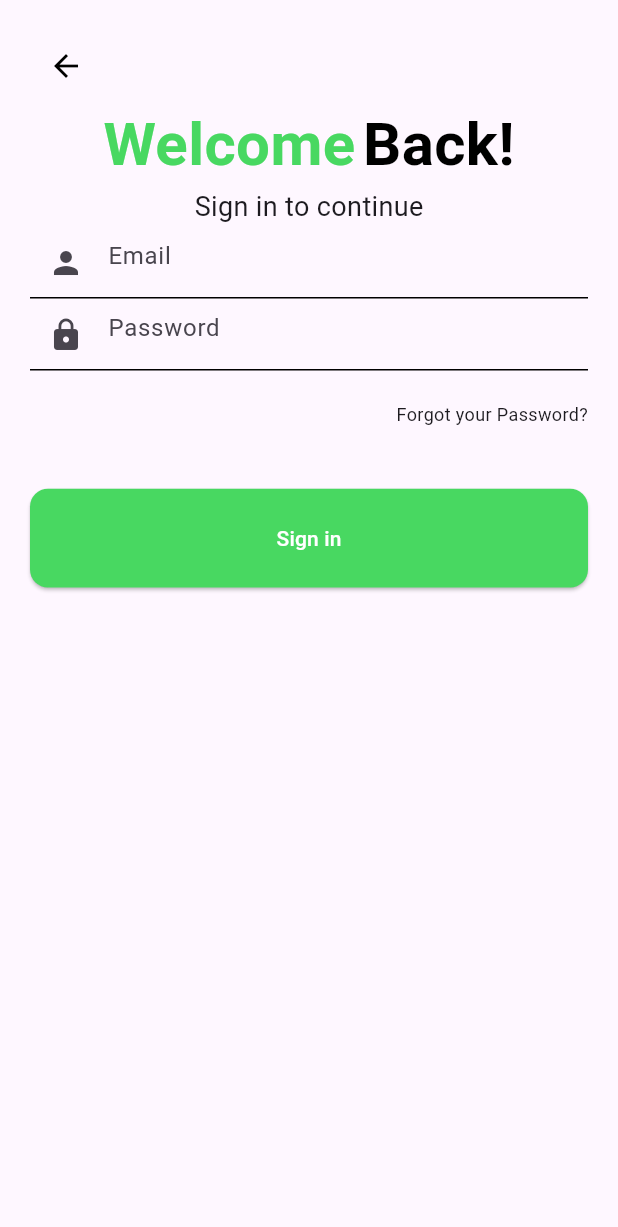
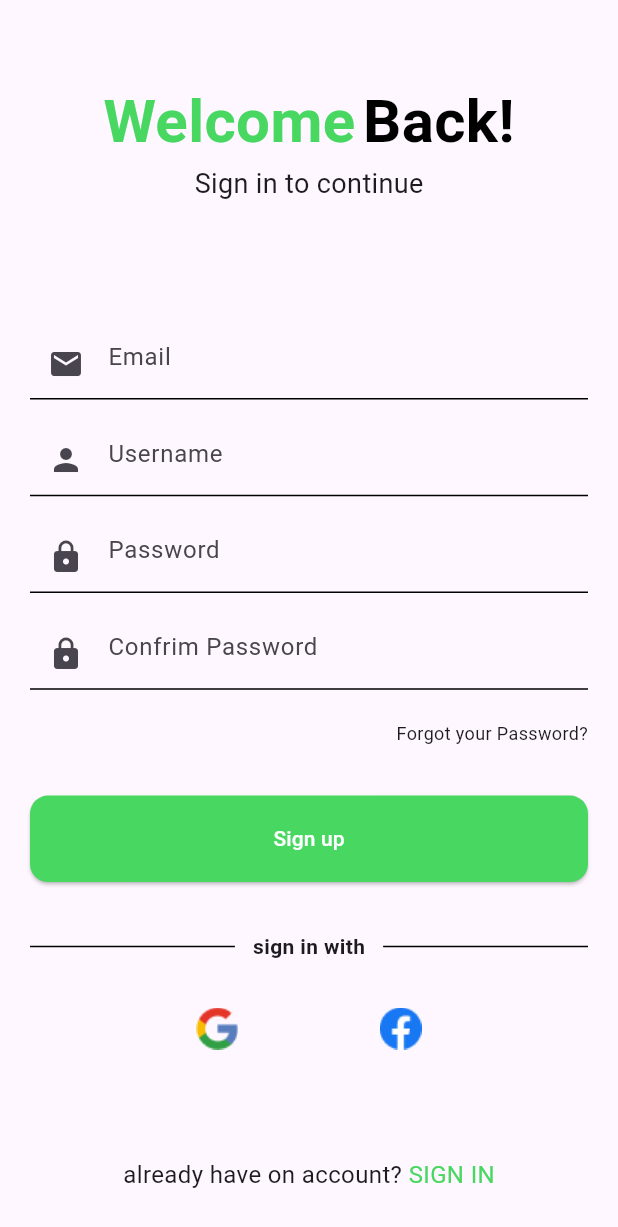
Before and after one commit to haedaraifan/pas-mobile-2023, a Flutter app: the screen it shows after launch, after a tap on "Sign up", on a phone screen of 412 x 824 dp. Shown: the top 1227 px of the screen. Run offline on Flutter 3.47's test engine with Material 2 defaults, Android fonts, the phone set to English and light mode, and no system bars; our stand-ins replace get; network calls fail.

Commit message:
fix [MA] login register page structure

```diff
--- a/lib/common/routes/route_name.dart
+++ b/lib/common/routes/route_name.dart
@@ -2,5 +2,6 @@ abstract class RouteName {
   static const splash = "/splash";
   static const getStarted = "/get-started";
   static const login = "/login";
+  static const register = "/register";
   static const home = "/home";
 }
--- a/lib/common/routes/routes.dart
+++ b/lib/common/routes/routes.dart
@@ -3,6 +3,7 @@ import 'package:pas_mobile_2023/pages/get_started_page/get_started.dart';
 import 'package:pas_mobile_2023/pages/home_page/home_binding.dart';
 import 'package:pas_mobile_2023/pages/home_page/home_page.dart';
 import 'package:pas_mobile_2023/pages/login_page/login_page.dart';
+import 'package:pas_mobile_2023/pages/register_page/register_page.dart';
 import 'package:pas_mobile_2023/pages/splash_screen/splash_binding.dart';
 import 'package:pas_mobile_2023/pages/splash_screen/splash_screen.dart';
 import 'package:pas_mobile_2023/common/routes/route_name.dart';
@@ -22,6 +23,10 @@ List<GetPage> pageRoutes = [
     page: () => LoginPage(),
   ),
   GetPage(
+    name: RouteName.register,
+    page: () => RegisterPage(),
+  ),
+  GetPage(
     name: RouteName.home,
     page: () => HomePage(),
     binding: HomeBinding()
--- a/lib/common/widget/input.dart
+++ b/lib/common/widget/input.dart
@@ -7,7 +7,7 @@ class Input extends StatelessWidget {
   const Input({
     required this.hint,
     required this.controller,
-    required this.icon
+    required this.icon,
 });
 
   @override
--- a/lib/pages/get_started_page/get_started.dart
+++ b/lib/pages/get_started_page/get_started.dart
@@ -1,6 +1,5 @@
 import 'package:flutter/material.dart';
 import 'package:get/get.dart';
-import 'package:get/get_core/src/get_main.dart';
 import 'package:pas_mobile_2023/common/routes/route_name.dart';
 import 'package:pas_mobile_2023/common/widget/button.dart';
 
@@ -29,15 +28,17 @@ class _GetStartedState extends State<GetStarted> {
                 children: [
                   Image.asset(
                     'images/iconG.png',
-                    width: 100,
-                    height: 100,
-                  ),
-                  Image.asset(
-                    'images/iconT.png',
-                    width: 200,
+                    width: 150,
                     height: 150,
                   ),
-                  Text('Brewing Happiness, One Cup at a Time.',style: TextStyle(fontSize: 16,fontWeight: FontWeight.w400),),
+                  Container(
+                    child: Image.asset(
+                      'images/iconT.png',
+                      width: 200,
+                      height: 150,
+                    ),
+                  ),
+                  Container(child: Text('Brewing Happiness, One Cup at a Time.',style: TextStyle(fontSize: 16,fontWeight: FontWeight.w400),)),
                 ],
               ),
               Column(
@@ -55,7 +56,7 @@ class _GetStartedState extends State<GetStarted> {
                   SizedBox(height: size.height*0.03,),
                   Button(
                       onPressed: () {
-                        Get.toNamed(RouteName.login);
+                        Get.toNamed(RouteName.register);
                       },
                       width: size.width * 1,
                       height: size.height * 0.08,
--- a/lib/pages/login_page/login_page.dart
+++ b/lib/pages/login_page/login_page.dart
@@ -1,6 +1,5 @@
 import 'package:flutter/material.dart';
 import 'package:get/get.dart';
-import 'package:get/get_core/src/get_main.dart';
 import 'package:pas_mobile_2023/common/routes/route_name.dart';
 import 'package:pas_mobile_2023/common/widget/button.dart';
 import 'package:pas_mobile_2023/common/widget/input.dart';
@@ -23,17 +22,7 @@ class _LoginPageState extends State<LoginPage> {
         padding: const EdgeInsets.all(20.0),
         child: Column(
           children: [
-            Row(
-              children: [
-                IconButton(onPressed: () {
-                  Get.toNamed(RouteName.getStarted);
-                }, icon: Icon(Icons.arrow_back,color: Colors.black,),color: Color(0xfff1f1f1),)
-              ],
-            ),
-            Column(
-              mainAxisAlignment: MainAxisAlignment.center,
-              crossAxisAlignment: CrossAxisAlignment.center,
-              children: [
+            SizedBox(height: size.height*0.1,),
             Row(
               crossAxisAlignment: CrossAxisAlignment.center,
               mainAxisAlignment: MainAxisAlignment.center,
@@ -45,7 +34,9 @@ class _LoginPageState extends State<LoginPage> {
               ],
             ),
             Text("Sign in to continue",style: TextStyle(fontSize: 18),),
+            SizedBox(height: size.height*0.2,),
             Input(hint: "Email", controller: ctrUsername, icon: Icon(Icons.person)),
+            SizedBox(height: size.height*0.02,),
             Input(hint: "Password", controller: ctrPassword, icon: Icon(Icons.lock)),
             SizedBox(height: size.height*0.025,),
             Row(
@@ -54,10 +45,32 @@ class _LoginPageState extends State<LoginPage> {
                 Text("Forgot your Password?",style: TextStyle(fontSize: 12),)
               ],
             ),
-                SizedBox(height: size.height*0.05,),
-                Button(text: "Sign in", colorB: Color(0xff48d861), colorT: Colors.white, height: size.height*0.08, width: size.width*1, onPressed: () {
+            SizedBox(height: size.height*0.04,),
+            Button(text: "Sign in", colorB: Color(0xff48d861), colorT: Colors.white, height: size.height*0.07, width: size.width*1, onPressed: () {
               Get.offNamed(RouteName.home);
-                },)
+            },),
+            SizedBox(height: size.height*0.04,),
+            Row(
+              children: [
+                Expanded(child: Container(height: 1,decoration: BoxDecoration(color: Colors.black),)),
+                Container(margin: EdgeInsets.only(left: 12,right: 12),child: Text("sign in with",style: TextStyle(fontWeight: FontWeight.w600,fontSize: 14),)),
+                Expanded(child: Container(height: 1,decoration: BoxDecoration(color: Colors.black),)),
+              ],
+            ),
+            SizedBox(height: size.height*0.03,),
+            Row(
+              mainAxisAlignment: MainAxisAlignment.center,
+              children: [
+              Image.asset("images/google.png",width: 40,height: 40,),
+              SizedBox(width: size.width*0.2,),
+              Image.asset("images/facebook.png",width: 40,height: 40,),
+            ],),
+            SizedBox(height: size.height*0.08,),
+            Row(
+              mainAxisAlignment: MainAxisAlignment.center,
+              children: [
+                Text("don’t have account? ",style: TextStyle(fontSize: 16),),
+                Text("Sign Up",style: TextStyle(color: Color(0xff48d861),fontSize: 16),)
               ],
             )
           ],
--- /dev/null
+++ b/lib/pages/register_page/register_page.dart
@@ -0,0 +1,98 @@
+import 'package:flutter/material.dart';
+import 'package:get/get.dart';
+import 'package:pas_mobile_2023/common/routes/route_name.dart';
+import '../../common/widget/button.dart';
+import '../../common/widget/input.dart';
+
+class RegisterPage extends StatefulWidget {
+  const RegisterPage({Key? key}) : super(key: key);
+
+  @override
+  State<RegisterPage> createState() => _RegisterPageState();
+}
+
+class _RegisterPageState extends State<RegisterPage> {
+  bool _obscureText = false;
+  void _togglePasswordVisibility() {
+    setState(() {
+      _obscureText = !_obscureText;
+    });
+  }
+
+  @override
+  Widget build(BuildContext context) {
+    final TextEditingController ctrUsername = TextEditingController();
+    final TextEditingController ctrPassword = TextEditingController();
+    final TextEditingController ctrConfrimPass = TextEditingController();
+    final TextEditingController ctrEmail = TextEditingController();
+    final size = MediaQuery.of(context).size;
+    return Scaffold(
+      body: Padding(
+        padding: const EdgeInsets.all(20.0),
+        child: Container(
+          width: size.width*1,
+          height: size.height*1,
+          child: Column(
+            children: [
+              SizedBox(height: size.height*0.04,),
+              Row(
+                crossAxisAlignment: CrossAxisAlignment.center,
+                mainAxisAlignment: MainAxisAlignment.center,
+                children: [
+                  Text("Welcome",style: TextStyle(fontSize: 40,fontWeight: FontWeight.bold,color: Color(
+                      0xff48d861)),),
+                  SizedBox(width: 5,),
+                  Text("Back!",style: TextStyle(fontSize: 40,fontWeight: FontWeight.bold,color: Colors.black),)
+                ],
+              ),
+              Text("Sign in to continue",style: TextStyle(fontSize: 18),),
+              SizedBox(height: size.height*0.1,),
+              Input(hint: "Email", controller: ctrEmail, icon: Icon(Icons.email)),
+              SizedBox(height: size.height*0.02,),
+              Input(hint: "Username", controller: ctrUsername, icon: Icon(Icons.person)),
+              SizedBox(height: size.height*0.02,),
+              Input(hint: "Password", controller: ctrPassword, icon: Icon(Icons.lock), ),
+              SizedBox(height: size.height*0.02,),
+              Input(hint: "Confrim Password", controller: ctrConfrimPass, icon: Icon(Icons.lock),),
+              SizedBox(height: size.height*0.025,),
+              Row(
+                mainAxisAlignment: MainAxisAlignment.end,
+                children: [
+                  Text("Forgot your Password?",style: TextStyle(fontSize: 12),)
+                ],
+              ),
+              SizedBox(height: size.height*0.04,),
+              Button(text: "Sign up", colorB: Color(0xff48d861), colorT: Colors.white, height: size.height*0.07, width: size.width*1, onPressed: () {
+                Get.offNamed(RouteName.home);
+              },),
+              SizedBox(height: size.height*0.04,),
+              Row(
+                children: [
+                  Expanded(child: Container(height: 1,decoration: BoxDecoration(color: Colors.black),)),
+                  Container(margin: EdgeInsets.only(left: 12,right: 12),child: Text("sign in with",style: TextStyle(fontWeight: FontWeight.w600,fontSize: 14),)),
+                  Expanded(child: Container(height: 1,decoration: BoxDecoration(color: Colors.black),)),
+                ],
+              ),
+              SizedBox(height: size.height*0.03,),
+              Row(
+                mainAxisAlignment: MainAxisAlignment.center,
+                children: [
+                  Image.asset("images/google.png",width: 40,height: 40,),
+                  SizedBox(width: size.width*0.2,),
+                  Image.asset("images/facebook.png",width: 40,height: 40,),
+                ],),
+              SizedBox(height: size.height*0.08,),
+              Row(
+                mainAxisAlignment: MainAxisAlignment.center,
+                children: [
+                  Text("already have on account? ",style: TextStyle(fontSize: 16),),
+                  Text("SIGN IN",style: TextStyle(color: Color(0xff48d861),fontSize: 16),)
+                ],
+              )
+            ],
+          ),
+        ),
+      ),
+    );
+  }
+}
```
Also changed, not shown: images/facebook.png (added), images/google.png (added). Lines whose indentation alone changed are shown as unchanged.
